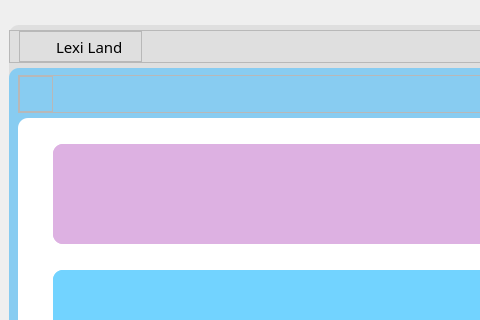
Above: UI/forms/maincreen.ui from yuukun123/LexiLand before the change; both pictures show x 0 to 480 and y 0 to 320 of the 1100 by 700 pixel window. Below: the same form after it.
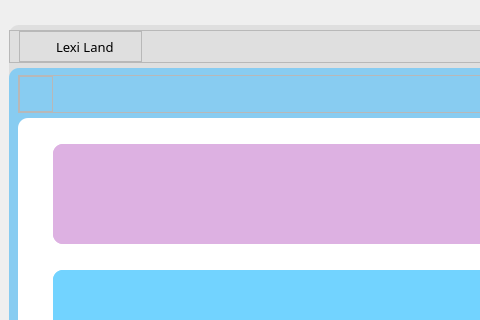
That is the form after the change. Icons and pictures are not drawn.

What changed in the file:
```diff
--- a/UI/forms/maincreen.ui
+++ b/UI/forms/maincreen.ui
@@ -153,7 +153,7 @@
                <property name="font">
                 <font>
                  <family>Luckiest Guy</family>
-                 <pointsize>11</pointsize>
+                 <pointsize>10</pointsize>
                  <weight>50</weight>
                  <italic>false</italic>
                  <bold>false</bold>
```
Left out of the diff: 2 changed lines with no effect on the pictures.
